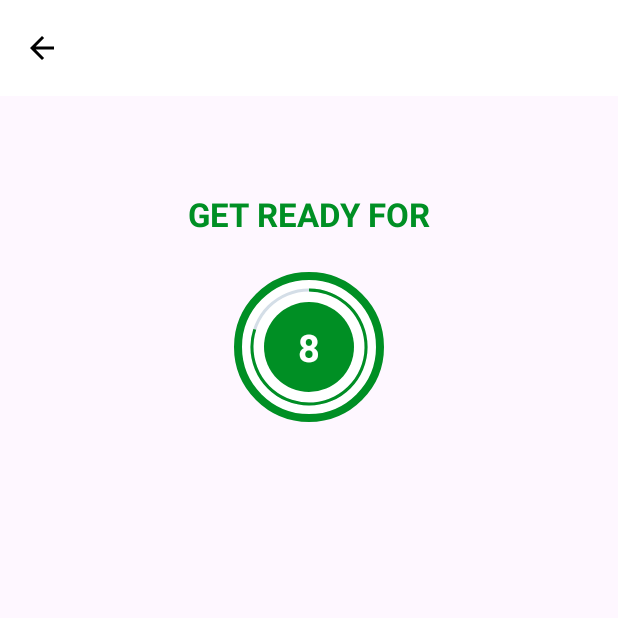
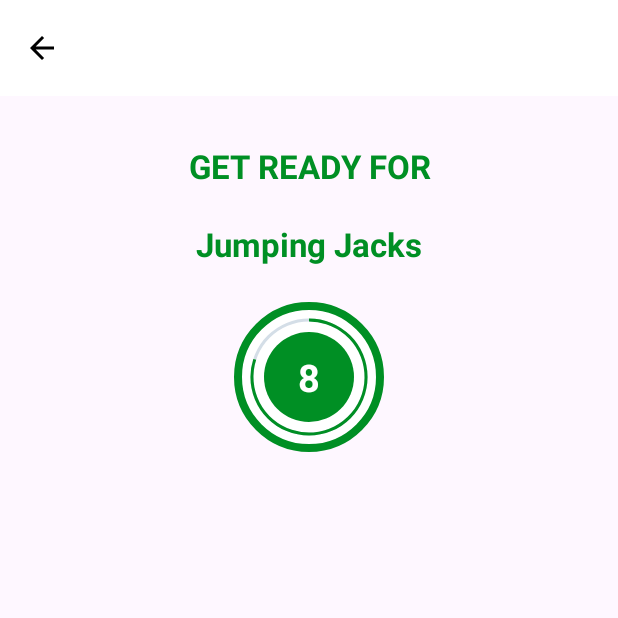
Before and after one commit to georgekouk27/7MinutesWorkout, an Android app: the ExerciseActivity screen opened directly, with no data from a screen before it, on a phone screen of 412 x 824 dp, the top half of it. Run offline under Robolectric (Android 15) with nearby library versions, the phone set to English and light mode, and no system bars.

```diff
--- /dev/null
+++ b/app/src/main/java/gr/georkouk/a7minutesworkout/Constants.kt
@@ -0,0 +1,118 @@
+package gr.georkouk.a7minutesworkout
+
+object Constants {
+
+    fun defaultExerciseList(): ArrayList<ExerciseModel>{
+        val exerciseList = ArrayList<ExerciseModel>()
+
+        val jumpingJacks = ExerciseModel(
+            1,
+            "Jumping Jacks",
+            R.drawable.ic_jumping_jacks,
+            false,
+            false
+        )
+        exerciseList.add(jumpingJacks)
+
+        val wallSit = ExerciseModel(
+            2,
+            "Wall Sit",
+            R.drawable.ic_wall_sit,
+            false,
+            false
+        )
+        exerciseList.add(wallSit)
+
+        val pushUp = ExerciseModel(
+            3,
+            "Push Up",
+            R.drawable.ic_push_up,
+            false,
+            false
+        )
+        exerciseList.add(pushUp)
+
+        val abdominalCrunch = ExerciseModel(
+            4,
+            "Abdominal Crunch",
+            R.drawable.ic_abdominal_crunch,
+            false,
+            false
+        )
+        exerciseList.add(abdominalCrunch)
+
+        val stepUpOnChair = ExerciseModel(
+            5,
+            "Step-Up onto Chair",
+            R.drawable.ic_step_up_onto_chair,
+            false,
+            false
+        )
+        exerciseList.add(stepUpOnChair)
+
+        val squat = ExerciseModel(
+            6,
+            "Squat",
+            R.drawable.ic_squat,
+            false,
+            false
+        )
+        exerciseList.add(squat)
+
+        val tricepDipOnChair = ExerciseModel(
+            7,
+            "Tricep Dip On Chair",
+            R.drawable.ic_triceps_dip_on_chair,
+            false,
+            false
+        )
+        exerciseList.add(tricepDipOnChair)
+
+        val plank = ExerciseModel(
+            8,
+            "Plank",
+            R.drawable.ic_plank,
+            false,
+            false
+        )
+        exerciseList.add(plank)
+
+        val highKneesRunningInPlace = ExerciseModel(
+            9, "High Knees Running In Place",
+            R.drawable.ic_high_knees_running_in_place,
+            false,
+            false
+        )
+        exerciseList.add(highKneesRunningInPlace)
+
+        val lunges = ExerciseModel(
+            10,
+            "Lunges",
+            R.drawable.ic_lunge,
+            false,
+            false
+        )
+        exerciseList.add(lunges)
+
+        val pushupAndRotation = ExerciseModel(
+            11,
+            "Push up and Rotation",
+            R.drawable.ic_push_up_and_rotation,
+            false,
+            false
+        )
+        exerciseList.add(pushupAndRotation)
+
+        val sidePlank = ExerciseModel(
+            12,
+            "Side Plank",
+            R.drawable.ic_side_plank,
+            false,
+            false
+        )
+        exerciseList.add(sidePlank)
+
+        return exerciseList
+    }
+
+}
--- a/app/src/main/java/gr/georkouk/a7minutesworkout/ExerciseActivity.kt
+++ b/app/src/main/java/gr/georkouk/a7minutesworkout/ExerciseActivity.kt
@@ -14,6 +14,9 @@ class ExerciseActivity : AppCompatActivity() {
     private var restProgress: Int = 0
     private var exerciseTimer: CountDownTimer? = null
     private var exerciseProgress: Int = 0
+
+    private var exercises: ArrayList<ExerciseModel>? = null
+    private var currentExercisePosition = -1
 
     override fun onCreate(savedInstanceState: Bundle?) {
         super.onCreate(savedInstanceState)
@@ -32,6 +35,8 @@ class ExerciseActivity : AppCompatActivity() {
 
         binding?.toolbarExercise?.setNavigationOnClickListener { onBackPressed() }
 
+        exercises = Constants.defaultExerciseList()
+
         setupRestView()
     }
 
@@ -46,12 +51,18 @@ class ExerciseActivity : AppCompatActivity() {
             }
 
             override fun onFinish() {
+                currentExercisePosition++
                 setupExerciseView()
             }
         }.start()
     }
 
     private fun setupRestView(){
+        binding?.flProgressBar?.visibility = View.VISIBLE
+        binding?.tvTitle?.text = "GET READY FOR\n\n${exercises!!.get(currentExercisePosition + 1).getName()}"
+        binding?.flExerciseView?.visibility = View.INVISIBLE
+        binding?.ivImage?.visibility = View.GONE
+
         if(restTimer != null){
             restTimer?.cancel()
             restProgress = 0
@@ -71,24 +82,32 @@ class ExerciseActivity : AppCompatActivity() {
             }
 
             override fun onFinish() {
-                Toast.makeText(
-                    this@ExerciseActivity,
-                    "30 seconds are over, lets go to the rest view.",
-                    Toast.LENGTH_SHORT
-                ).show()
+                if(currentExercisePosition < exercises?.size!! -1){
+                    setupRestView()
+                }
+                else{
+                    Toast.makeText(
+                        this@ExerciseActivity,
+                        "Congratulations!! You have completed the 7 minutes workout.",
+                        Toast.LENGTH_LONG
+                    ).show()
+                }
             }
         }.start()
     }
 
     private fun setupExerciseView(){
         binding?.flProgressBar?.visibility = View.INVISIBLE
-        binding?.tvTitle?.text = "Exercise Name"
         binding?.flExerciseView?.visibility = View.VISIBLE
+        binding?.ivImage?.visibility = View.VISIBLE
 
         if(exerciseTimer != null){
             exerciseTimer?.cancel()
             exerciseProgress = 0
         }
+
+        binding?.ivImage?.setImageResource(exercises!!.get(currentExercisePosition).getImage())
+        binding?.tvTitle?.text = exercises!!.get(currentExercisePosition).getName()
 
         setExerciseProgressBar()
     }
--- /dev/null
+++ b/app/src/main/java/gr/georkouk/a7minutesworkout/ExerciseModel.kt
@@ -0,0 +1,51 @@
+package gr.georkouk.a7minutesworkout
+
+class ExerciseModel (
+                    private var id: Int,
+                    private var name: String,
+                    private var image: Int,
+                    private var isCompleted: Boolean,
+                    private var isSelected: Boolean
+                ){
+
+    fun getId(): Int{
+        return id
+    }
+
+    fun setId(id: Int){
+        this.id = id
+    }
+
+    fun getName(): String{
+        return name
+    }
+
+    fun setName(name: String){
+        this.name = name
+    }
+
+    fun getImage(): Int{
+        return image
+    }
+
+    fun setImage(image: Int){
+        this.image = image
+    }
+
+    fun getIsCompleted(): Boolean{
+        return isCompleted
+    }
+
+    fun setIsCompleted(isCompleted: Boolean){
+        this.isCompleted = isCompleted
+    }
+
+    fun getIsSelected(): Boolean{
+        return isSelected
+    }
+
+    fun setIsSelected(isSelected: Boolean){
+        this.isSelected = isSelected
+    }
+
+}
--- a/app/src/main/res/layout/activity_excercise.xml
+++ b/app/src/main/res/layout/activity_excercise.xml
@@ -20,18 +20,19 @@
 
     <TextView
         android:id="@+id/tvTitle"
-        android:layout_width="wrap_content"
+        android:layout_width="match_parent"
         android:layout_height="wrap_content"
         android:layout_marginStart="8dp"
-        android:layout_marginTop="64dp"
+        android:layout_marginTop="32dp"
         android:layout_marginEnd="8dp"
+        android:gravity="center"
         android:text="GET READY FOR"
         android:textColor="@color/colorAccent"
         android:textSize="@dimen/default_button_text_size"
         android:textStyle="bold"
         app:layout_constraintEnd_toEndOf="parent"
         app:layout_constraintStart_toStartOf="parent"
-        app:layout_constraintTop_toBottomOf="@+id/toolbarExercise" />
+        app:layout_constraintTop_toBottomOf="@+id/ivImage" />
 
     <FrameLayout
         android:id="@+id/flProgressBar"
@@ -48,15 +49,15 @@
         <ProgressBar
             android:id="@+id/progressBar"
             style="?android:attr/progressBarStyleHorizontal"
+            android:layout_width="100dp"
+            android:layout_height="100dp"
             android:layout_gravity="center"
+            android:background="@drawable/circular_progress_gray"
+            android:indeterminate="false"
             android:max="10"
-            android:background="@drawable/circular_progress_gray"
+            android:progress="100"
             android:progressDrawable="@drawable/circular_progress_bar"
-            android:indeterminate="false"
-            android:progress="100"
-            android:rotation="-90"
-            android:layout_width="100dp"
-            android:layout_height="100dp" />
+            android:rotation="-90" />
 
         <LinearLayout
             android:layout_width="60dp"
@@ -72,7 +73,7 @@
                 android:textColor="@color/white"
                 android:textSize="25sp"
                 android:textStyle="bold"
-                tools:text="10"/>
+                tools:text="10" />
 
         </LinearLayout>
 
@@ -82,28 +83,31 @@
         android:id="@+id/flExerciseView"
         android:layout_width="100dp"
         android:layout_height="100dp"
-        tools:visibility="visible"
-        android:visibility="gone"
         android:layout_marginStart="8dp"
         android:layout_marginTop="24dp"
         android:layout_marginEnd="8dp"
+        android:layout_marginBottom="32dp"
         android:background="@drawable/item_circular_color_accent_border"
+        android:visibility="gone"
+        app:layout_constraintBottom_toBottomOf="parent"
         app:layout_constraintEnd_toEndOf="parent"
         app:layout_constraintStart_toStartOf="parent"
-        app:layout_constraintTop_toBottomOf="@+id/tvTitle">
+        app:layout_constraintTop_toBottomOf="@+id/tvTitle"
+        app:layout_constraintVertical_bias="0.0"
+        tools:visibility="visible">
 
         <ProgressBar
             android:id="@+id/progressBarExercise"
             style="?android:attr/progressBarStyleHorizontal"
+            android:layout_width="100dp"
+            android:layout_height="100dp"
             android:layout_gravity="center"
+            android:background="@drawable/circular_progress_gray"
+            android:indeterminate="false"
             android:max="30"
-            android:background="@drawable/circular_progress_gray"
+            android:progress="300"
             android:progressDrawable="@drawable/circular_progress_bar"
-            android:indeterminate="false"
-            android:progress="300"
-            android:rotation="-90"
-            android:layout_width="100dp"
-            android:layout_height="100dp" />
+            android:rotation="-90" />
 
         <LinearLayout
             android:layout_width="60dp"
@@ -119,10 +123,26 @@
                 android:textColor="@color/white"
                 android:textSize="25sp"
                 android:textStyle="bold"
-                tools:text="30"/>
+                tools:text="30" />
 
         </LinearLayout>
 
     </FrameLayout>
 
+    <ImageView
+        android:id="@+id/ivImage"
+        android:layout_width="match_parent"
+        android:layout_height="0dp"
+        android:layout_marginStart="8dp"
+        android:layout_marginTop="8dp"
+        android:layout_marginEnd="8dp"
+        android:layout_marginBottom="8dp"
+        android:scaleType="fitXY"
+        android:visibility="invisible"
+        app:layout_constraintBottom_toTopOf="@+id/tvTitle"
+        app:layout_constraintEnd_toEndOf="parent"
+        app:layout_constraintStart_toStartOf="parent"
+        app:layout_constraintTop_toBottomOf="@+id/toolbarExercise"
+        app:srcCompat="@drawable/ic_launcher_foreground" />
+
 </androidx.constraintlayout.widget.ConstraintLayout>
```
Also changed, not shown: app/src/main/res/drawable/ic_abdominal_crunch.png (added), app/src/main/res/drawable/ic_high_knees_running_in_place.png (added), app/src/main/res/drawable/ic_jumping_jacks.png (added), app/src/main/res/drawable/ic_lunge.png (added), app/src/main/res/drawable/ic_plank.png (added), app/src/main/res/drawable/ic_push_up.png (added), app/src/main/res/drawable/ic_push_up_and_rotation.png (added), app/src/main/res/drawable/ic_side_plank.png (added), app/src/main/res/drawable/ic_squat.png (added), app/src/main/res/drawable/ic_step_up_onto_chair.png (added), app/src/main/res/drawable/ic_triceps_dip_on_chair.png (added), app/src/main/res/drawable/ic_wall_sit.png (added).
